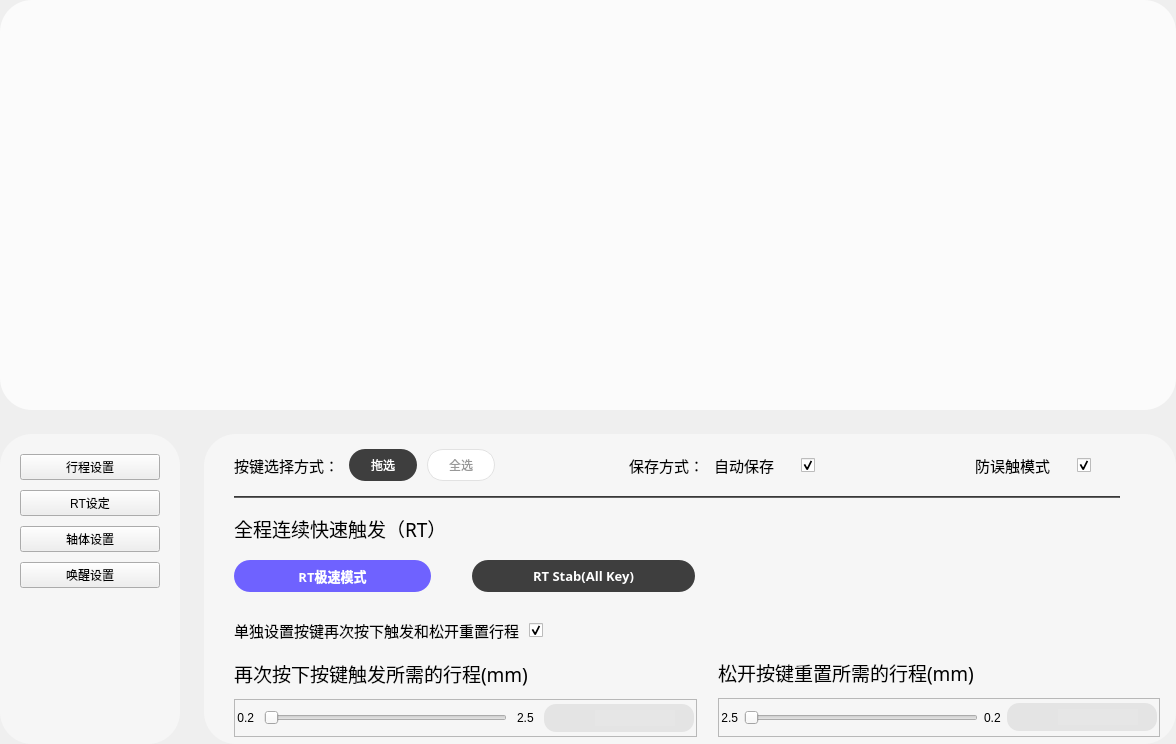
Above: FrameMagic.ui from wlffeng2008/AkkoStudio before the change. Below: the same form after it.
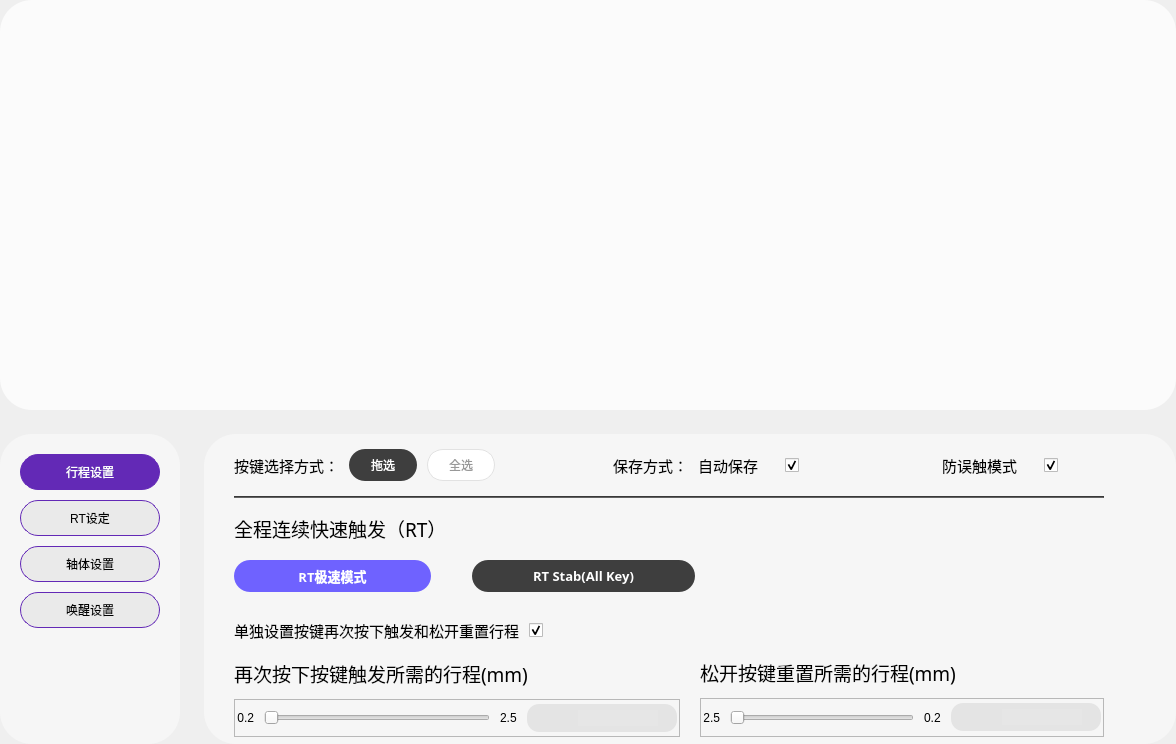
That is the form after the change. The open tabs and pages were chosen to show the change. Icons and pictures are not drawn. Custom widgets are drawn as their Qt base class.

```diff
--- a/FrameMagic.ui
+++ b/FrameMagic.ui
@@ -137,7 +137,8 @@
          </size>
         </property>
         <property name="styleSheet">
-         <string notr="true"/>
+         <string notr="true">QPushButton{background-color:#EAEAEA;border:1px solid #6329B6;border-radius:18px;color:black;min-height:34px;}
+QPushButton:checked{background-color:#6329B6;color:white;}</string>
         </property>
         <property name="frameShape">
          <enum>QFrame::Shape::NoFrame</enum>
@@ -169,6 +170,12 @@
            <property name="text">
             <string>行程设置</string>
            </property>
+           <property name="checkable">
+            <bool>true</bool>
+           </property>
+           <property name="checked">
+            <bool>true</bool>
+           </property>
           </widget>
          </item>
          <item>
@@ -432,7 +439,7 @@
               <rect>
                <x>30</x>
                <y>62</y>
-               <width>886</width>
+               <width>870</width>
                <height>2</height>
               </rect>
              </property>
@@ -495,7 +502,7 @@
               <rect>
                <x>30</x>
                <y>182</y>
-               <width>927</width>
+               <width>872</width>
                <height>29</height>
               </rect>
              </property>
@@ -561,7 +568,7 @@
               <rect>
                <x>30</x>
                <y>12</y>
-               <width>883</width>
+               <width>850</width>
                <height>41</height>
               </rect>
              </property>
@@ -836,7 +843,7 @@
               <rect>
                <x>30</x>
                <y>80</y>
-               <width>904</width>
+               <width>874</width>
                <height>29</height>
               </rect>
              </property>
@@ -948,7 +955,7 @@
              <property name="geometry">
               <rect>
                <x>198</x>
-               <y>130</y>
+               <y>126</y>
                <width>30</width>
                <height>30</height>
               </rect>
@@ -969,12 +976,12 @@
               <bool>false</bool>
              </property>
             </widget>
-            <widget class="QWidget" name="">
+            <widget class="QWidget" name="layoutWidget">
              <property name="geometry">
               <rect>
                <x>30</x>
                <y>220</y>
-               <width>463</width>
+               <width>446</width>
                <height>83</height>
               </rect>
              </property>
@@ -1152,12 +1159,12 @@
               </item>
              </layout>
             </widget>
-            <widget class="QWidget" name="">
+            <widget class="QWidget" name="layoutWidget">
              <property name="geometry">
               <rect>
-               <x>514</x>
+               <x>496</x>
                <y>218</y>
-               <width>442</width>
+               <width>404</width>
                <height>85</height>
               </rect>
              </property>
@@ -1187,7 +1194,10 @@
                 <property name="frameShadow">
                  <enum>QFrame::Shadow::Raised</enum>
                 </property>
-                <layout class="QHBoxLayout" name="horizontalLayout_8">
+                <layout class="QHBoxLayout" name="horizontalLayout_8" stretch="0,1,0,0">
+                 <property name="spacing">
+                  <number>10</number>
+                 </property>
                  <property name="leftMargin">
                   <number>2</number>
                  </property>
```
Left out of the diff: 56 changed lines with no effect on the pictures.
